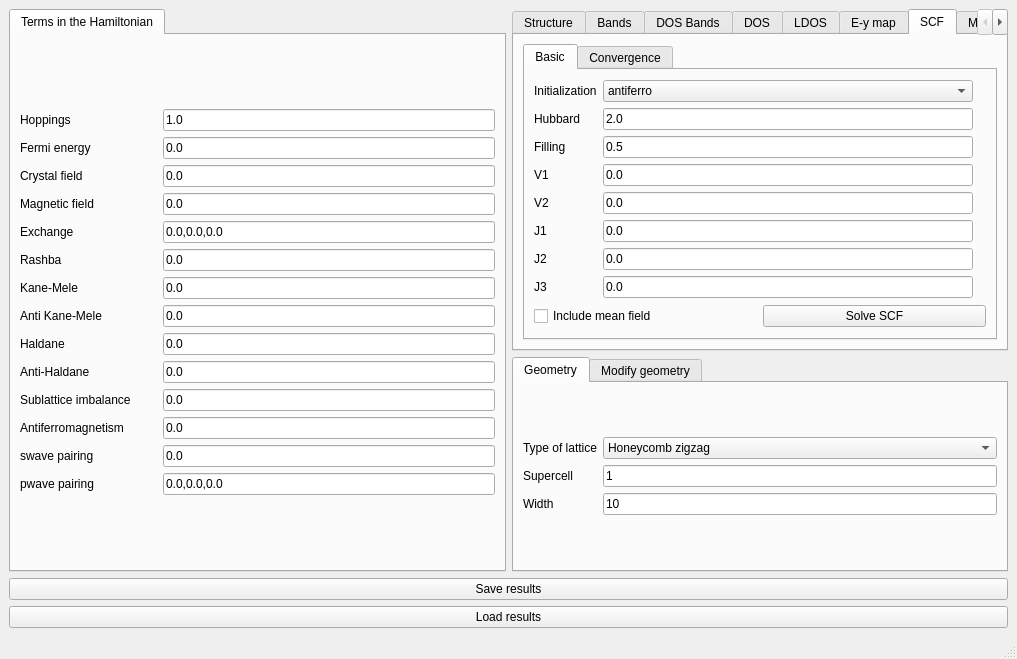
joselado/quantum-lattice, file interface-pyqt/1d/interface.ui: the form before one commit.
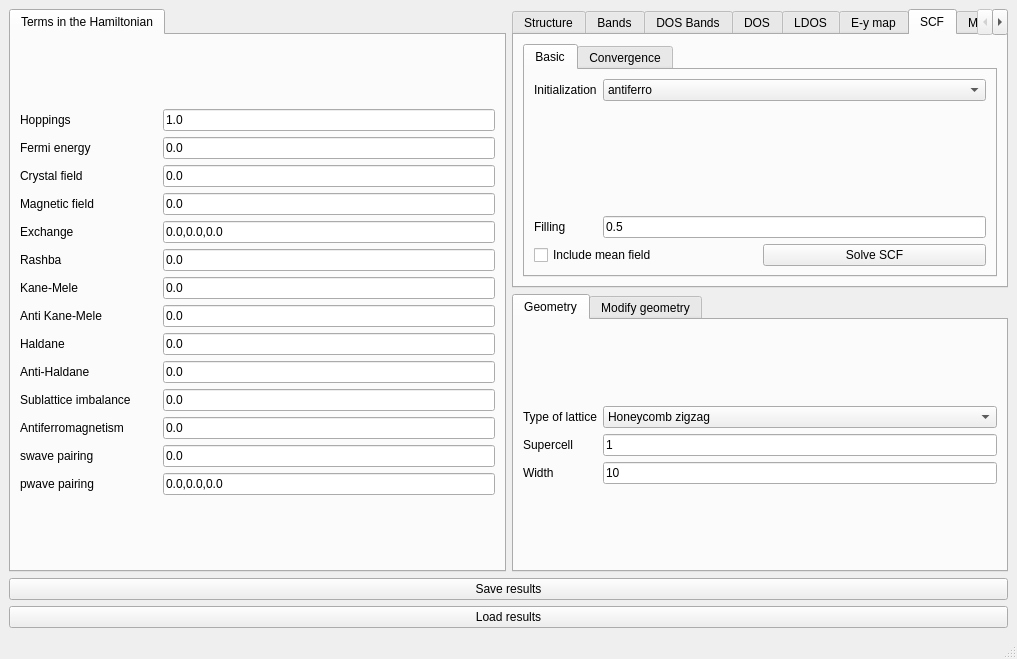
The form after the commit. The open tabs and pages were chosen to show the change. Custom widgets are drawn as their Qt base class.

Commit message: Split SCF mean-field terms into Density-density/Spin-spin tabs; make Hamiltonian-term label names consistent

Diff of the .ui file:
```diff
--- a/interface-pyqt/1d/interface.ui
+++ b/interface-pyqt/1d/interface.ui
@@ -1052,6 +1052,9 @@
            <layout class="QGridLayout" name="gridLayout_18">
             <item row="0" column="0" colspan="2">
              <layout class="QGridLayout" name="gridLayout_10">
+              <item row="1" column="0" colspan="2">
+              <widget class="QWidget" name="scf_terms_container"/>
+             </item>
               <item row="0" column="1">
                <widget class="ComboBox" name="scf_initialization">
                 <item>
@@ -1078,28 +1081,7 @@
                 </property>
                </widget>
               </item>
-              <item row="1" column="0">
-               <widget class="BodyLabel" name="label_23">
-                <property name="text">
-                 <string>Hubbard</string>
-                </property>
-               </widget>
-              </item>
-              <item row="1" column="1">
-               <widget class="LineEdit" name="U">
-                <property name="text">
-                 <string>2.0</string>
-                </property>
-               </widget>
-              </item>
-              <item row="1" column="2">
-               <widget class="BodyLabel" name="U_image">
-                <property name="text">
-                 <string/>
-                </property>
-               </widget>
-              </item>
-              <item row="2" column="0">
+                                                        <item row="2" column="0">
                <widget class="BodyLabel" name="label_34">
                 <property name="text">
                  <string>Filling</string>
@@ -1113,127 +1095,7 @@
                 </property>
                </widget>
               </item>
-              <item row="3" column="0">
-               <widget class="BodyLabel" name="label_v1">
-                <property name="text">
-                 <string>V1</string>
-                </property>
-               </widget>
-              </item>
-              <item row="3" column="1">
-               <widget class="LineEdit" name="V1">
-                <property name="toolTip">
-                 <string>First neighbor interaction</string>
-                </property>
-                <property name="text">
-                 <string>0.0</string>
-                </property>
-               </widget>
-              </item>
-              <item row="3" column="2">
-               <widget class="BodyLabel" name="V1_image">
-                <property name="text">
-                 <string/>
-                </property>
-               </widget>
-              </item>
-              <item row="4" column="0">
-               <widget class="BodyLabel" name="label_v2">
-                <property name="text">
-                 <string>V2</string>
-                </property>
-               </widget>
-              </item>
-              <item row="4" column="1">
-               <widget class="LineEdit" name="V2">
-                <property name="toolTip">
-                 <string>Second neighbor interaction</string>
-                </property>
-                <property name="text">
-                 <string>0.0</string>
-                </property>
-               </widget>
-              </item>
-              <item row="4" column="2">
-               <widget class="BodyLabel" name="V2_image">
-                <property name="text">
-                 <string/>
-                </property>
-               </widget>
-              </item>
-              <item row="5" column="0">
-               <widget class="BodyLabel" name="label_j1">
-                <property name="text">
-                 <string>J1</string>
-                </property>
-               </widget>
-              </item>
-              <item row="5" column="1">
-               <widget class="LineEdit" name="J1">
-                <property name="toolTip">
-                 <string>First neighbor Heisenberg exchange</string>
-                </property>
-                <property name="text">
-                 <string>0.0</string>
-                </property>
-               </widget>
-              </item>
-              <item row="5" column="2">
-               <widget class="BodyLabel" name="J1_image">
-                <property name="text">
-                 <string/>
-                </property>
-               </widget>
-              </item>
-              <item row="6" column="0">
-               <widget class="BodyLabel" name="label_j2">
-                <property name="text">
-                 <string>J2</string>
-                </property>
-               </widget>
-              </item>
-              <item row="6" column="1">
-               <widget class="LineEdit" name="J2">
-                <property name="toolTip">
-                 <string>Second neighbor Heisenberg exchange</string>
-                </property>
-                <property name="text">
-                 <string>0.0</string>
-                </property>
-               </widget>
-              </item>
-              <item row="6" column="2">
-               <widget class="BodyLabel" name="J2_image">
-                <property name="text">
-                 <string/>
-                </property>
-               </widget>
-              </item>
-              <item row="7" column="0">
-               <widget class="BodyLabel" name="label_j3">
-                <property name="text">
-                 <string>J3</string>
-                </property>
-               </widget>
-              </item>
-              <item row="7" column="1">
-               <widget class="LineEdit" name="J3">
-                <property name="toolTip">
-                 <string>Third neighbor Heisenberg exchange</string>
-                </property>
-                <property name="text">
-                 <string>0.0</string>
-                </property>
-               </widget>
-              </item>
-              <item row="7" column="2">
-               <widget class="BodyLabel" name="J3_image">
-                <property name="text">
-                 <string/>
-                </property>
-               </widget>
-              </item>
-             </layout>
+                                                                                                                                                                                                                               </layout>
             </item>
             <item row="1" column="0">
              <widget class="CheckBox" name="do_scf">
```
Left out of the diff: 24 changed lines with no effect on the pictures. The commit also changes 35 other files.
